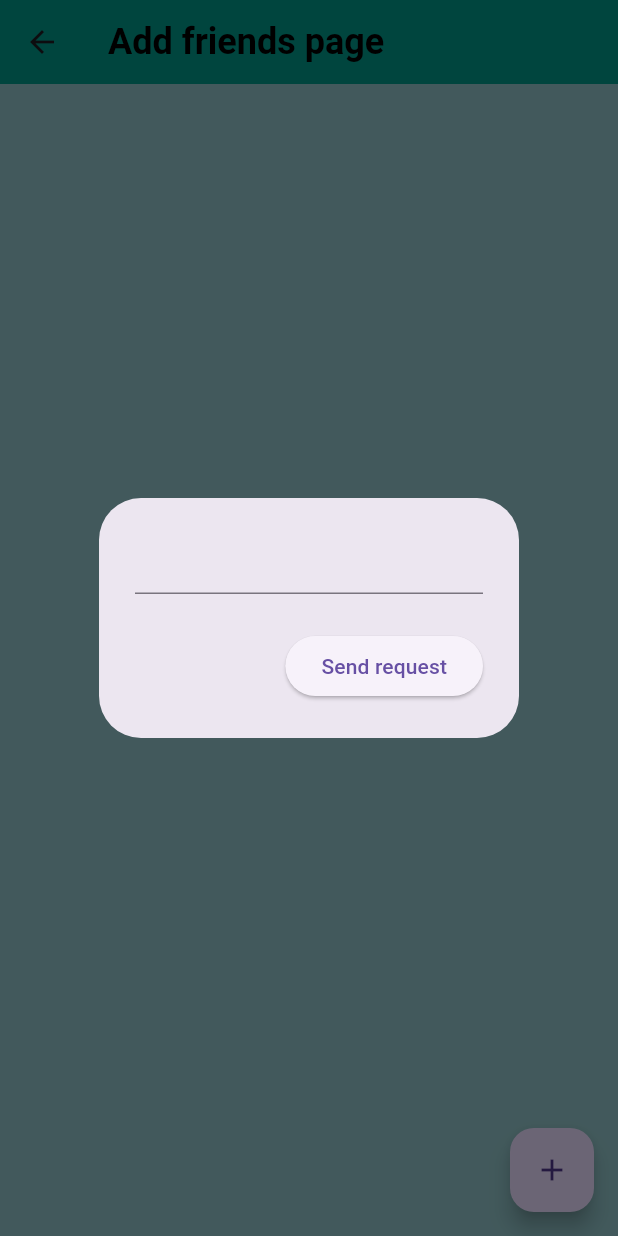
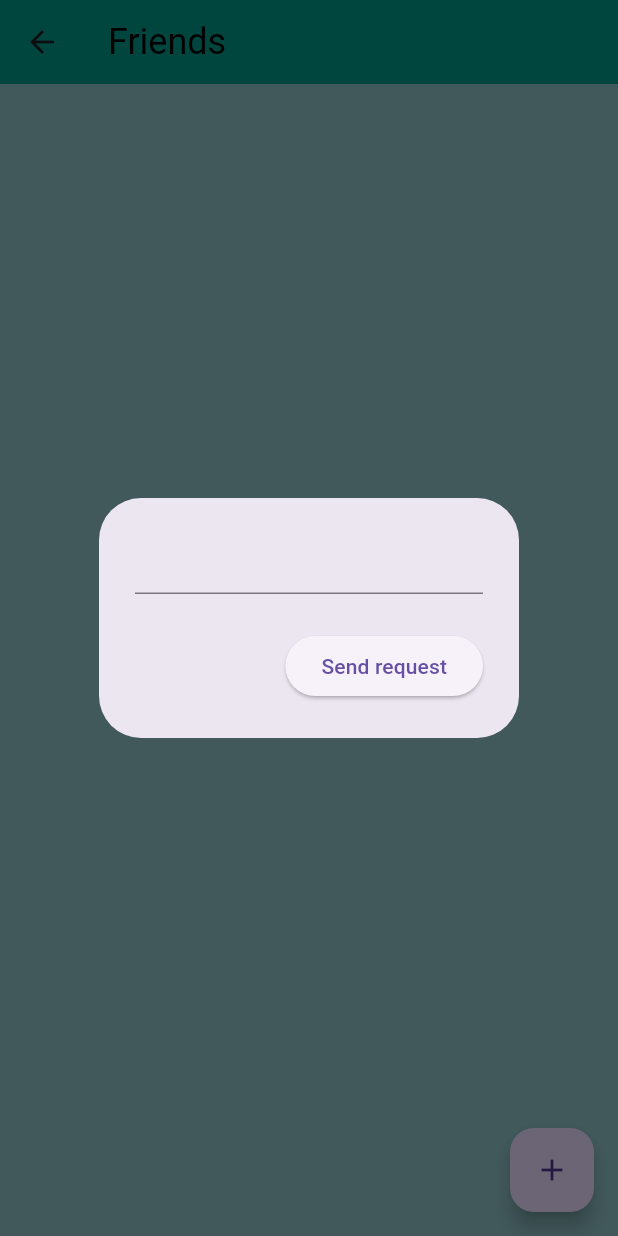
Before and after one commit to AugustanaCSC490Spring2024/Osprey, a Flutter app: the AddFriends screen opened directly, after a tap on the "add" icon, on a phone screen of 412 x 824 dp. Run offline on Flutter 3.47's test engine with Material 3 defaults, Android fonts, the phone set to English and light mode, and no system bars; our stand-ins replace cloud_firestore, firebase_auth, firebase_core, table_calendar; accounts and stored records are empty.

Commit message:
More work on the friends page. Also planning to add pageview.

```diff
--- a/transform66/lib/pages/add_friends_page.dart
+++ b/transform66/lib/pages/add_friends_page.dart
@@ -1,3 +1,4 @@
+import 'package:cloud_firestore/cloud_firestore.dart';
 import 'package:firebase_auth/firebase_auth.dart';
 import 'package:flutter/material.dart';
 import 'package:transform66/auth.dart';
@@ -50,18 +51,49 @@ class _AddFriendsState extends State<AddFriends> {
     return Scaffold(
       appBar: AppBar(
         title: const Text(
-          'Add friends page',
+          'Friends',
           style: TextStyle(
             color: Colors.black,
             fontSize: 24,
-            fontWeight: FontWeight.bold,
           ),
         ),
         backgroundColor: Colors.teal,
       ),
       floatingActionButton: FloatingActionButton(
         onPressed: askForName,
-        child: const Icon(Icons.add))
+        child: const Icon(Icons.add)
+      ),
+      body: StreamBuilder<QuerySnapshot>(
+        stream: firestoreService.getFriendsStream(),
+        builder: (context, snapshot) {
+          // if we have data, retrieve it
+          if (snapshot.hasData) {
+            List friendList = snapshot.data!.docs;
+
+            // display as list view
+            return ListView.builder(
+              itemCount: friendList.length,
+              itemBuilder: (context, index) {
+                // get each individual entry
+                DocumentSnapshot document = friendList[index];
+                String docID = document.id;
+
+                // get the info
+                Map<String, dynamic> data = document.data() as Map<String, dynamic>;
+                String name = data['email'];
+
+                // display
+                return ListTile(
+                  title: Text(name)
+                );
+              }
+            );
+          }
+          else {
+            return const Text("No friends yet");
+          }
+        }
+      )
     );
   }
 }
--- a/transform66/lib/services/firestore.dart
+++ b/transform66/lib/services/firestore.dart
@@ -4,10 +4,15 @@ class FirestoreService {
 
   final CollectionReference friends = FirebaseFirestore.instance.collection("friends");
 
-  // adding friends by email for now
   Future<void> addFriend(String email) {
     return friends.add({
-      "email":email
+      "email":email,
+      "date":Timestamp.now()
     });
   }
+
+  Stream<QuerySnapshot> getFriendsStream() {
+    final friendsStream = friends.orderBy("date").snapshots();
+    return friendsStream;
+  }
 }
--- /dev/null
+++ b/transform66/package.json
@@ -0,0 +1,5 @@
+{
+  "dependencies": {
+    "firebase": "^10.10.0"
+  }
+}
```
Also changed, not shown: transform66/package-lock.json (added).
